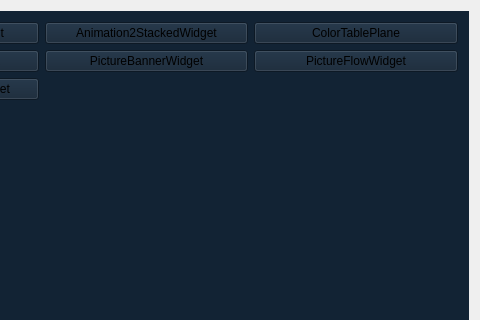
Above: TTKExample/mainwindow.ui from Greedysky/TTKWidgetTools before the change; both pictures show x 295 to 775 and y 0 to 320 of the 775 by 438 pixel window. Below: the same form after it.
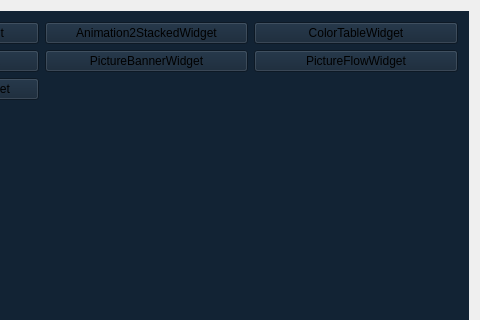
That is the form after the change. The open tabs and pages were chosen to show the change. Icons and pictures are not drawn.

Diff of the .ui file:
```diff
--- a/TTKExample/mainwindow.ui
+++ b/TTKExample/mainwindow.ui
@@ -583,7 +583,7 @@
         <item row="0" column="2">
          <widget class="QPushButton" name="colorTablePlane">
           <property name="text">
-           <string>ColorTablePlane</string>
+           <string>ColorTableWidget</string>
           </property>
          </widget>
         </item>
```
Left out of the diff: 2 changed lines with no effect on the pictures.
